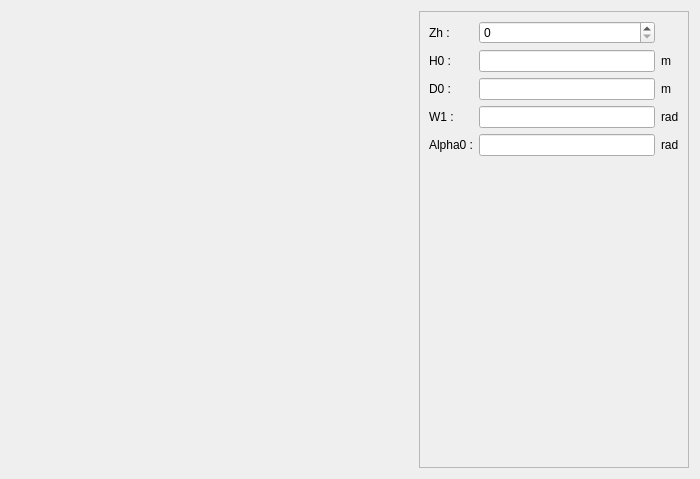
This is pyleecan/GUI/Dialog/DMachineSetup/SLamParam/DAVDuct/PVentPolar/PVentPolar.ui in Eomys/pyleecan as Qt 5 draws it before an edit. The edited form follows.
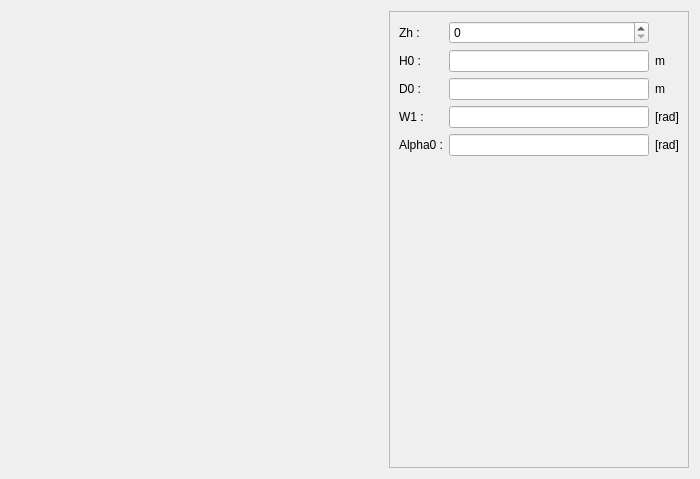
This is the edited form. Icons and pictures are not drawn. Custom widgets are drawn as their Qt base class.

The edit to the form file:
```diff
--- a/pyleecan/GUI/Dialog/DMachineSetup/SLamParam/DAVDuct/PVentPolar/PVentPolar.ui
+++ b/pyleecan/GUI/Dialog/DMachineSetup/SLamParam/DAVDuct/PVentPolar/PVentPolar.ui
@@ -64,13 +64,13 @@
     <widget class="QScrollArea" name="scrollArea">
      <property name="minimumSize">
       <size>
-       <width>270</width>
+       <width>300</width>
        <height>0</height>
       </size>
      </property>
      <property name="maximumSize">
       <size>
-       <width>270</width>
+       <width>300</width>
        <height>16777215</height>
       </size>
      </property>
@@ -82,7 +82,7 @@
        <rect>
         <x>0</x>
         <y>0</y>
-        <width>268</width>
+        <width>298</width>
         <height>455</height>
        </rect>
       </property>
@@ -146,7 +146,7 @@
          <item row="3" column="2">
           <widget class="QLabel" name="unit_W1">
            <property name="text">
-            <string>rad</string>
+            <string>[rad]</string>
            </property>
           </widget>
          </item>
@@ -163,7 +163,7 @@
          <item row="4" column="2">
           <widget class="QLabel" name="unit_Alpha0">
            <property name="text">
-            <string>rad</string>
+            <string>[rad]</string>
            </property>
           </widget>
          </item>
```
